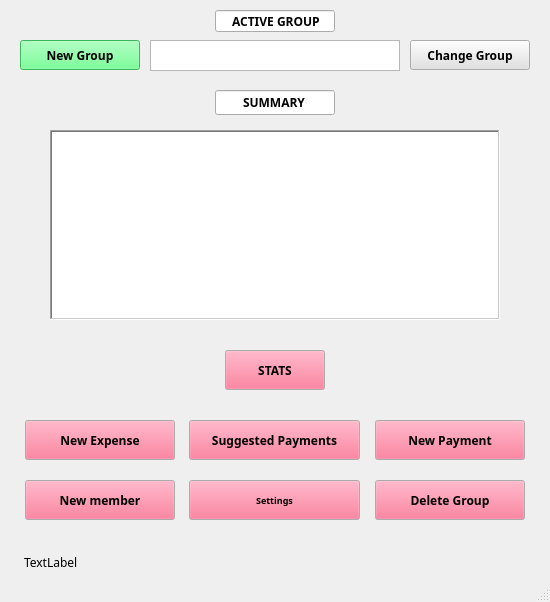
The window that gui/splitter.ui (sourabh061295/Splitter) describes before a commit, drawn with Qt 5.
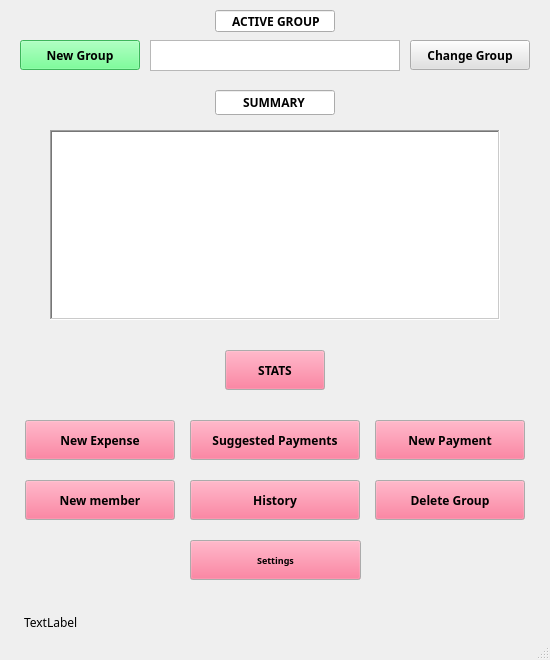
The same window after the commit.

Commit message: Added transaction history function

What changed in the file:
```diff
--- a/gui/splitter.ui
+++ b/gui/splitter.ui
@@ -7,7 +7,7 @@
     <x>0</x>
     <y>0</y>
     <width>550</width>
-    <height>602</height>
+    <height>660</height>
    </rect>
   </property>
   <property name="palette">
@@ -772,9 +772,9 @@
    <widget class="QPushButton" name="suggestedPaymentsButton">
     <property name="geometry">
      <rect>
-      <x>189</x>
+      <x>190</x>
       <y>420</y>
-      <width>171</width>
+      <width>170</width>
       <height>40</height>
      </rect>
     </property>
@@ -853,7 +853,7 @@
     <property name="geometry">
      <rect>
       <x>24</x>
-      <y>550</y>
+      <y>610</y>
       <width>500</width>
       <height>25</height>
      </rect>
@@ -871,8 +871,8 @@
    <widget class="QPushButton" name="settingsButton">
     <property name="geometry">
      <rect>
-      <x>189</x>
-      <y>480</y>
+      <x>190</x>
+      <y>540</y>
       <width>171</width>
       <height>40</height>
      </rect>
@@ -889,6 +889,26 @@
      <string>Settings</string>
     </property>
    </widget>
+   <widget class="QPushButton" name="historyButton">
+    <property name="geometry">
+     <rect>
+      <x>190</x>
+      <y>480</y>
+      <width>170</width>
+      <height>40</height>
+     </rect>
+    </property>
+    <property name="font">
+     <font>
+      <family>Lucida Calligraphy</family>
+      <weight>75</weight>
+      <bold>true</bold>
+     </font>
+    </property>
+    <property name="text">
+     <string>History</string>
+    </property>
+   </widget>
   </widget>
   <widget class="QStatusBar" name="statusbar"/>
  </widget>
```
The commit also changes 8 other files.
